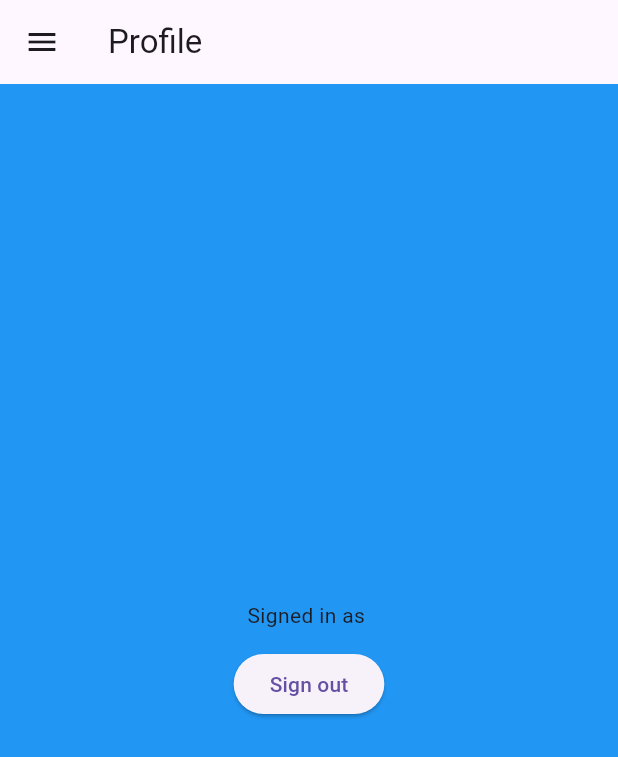
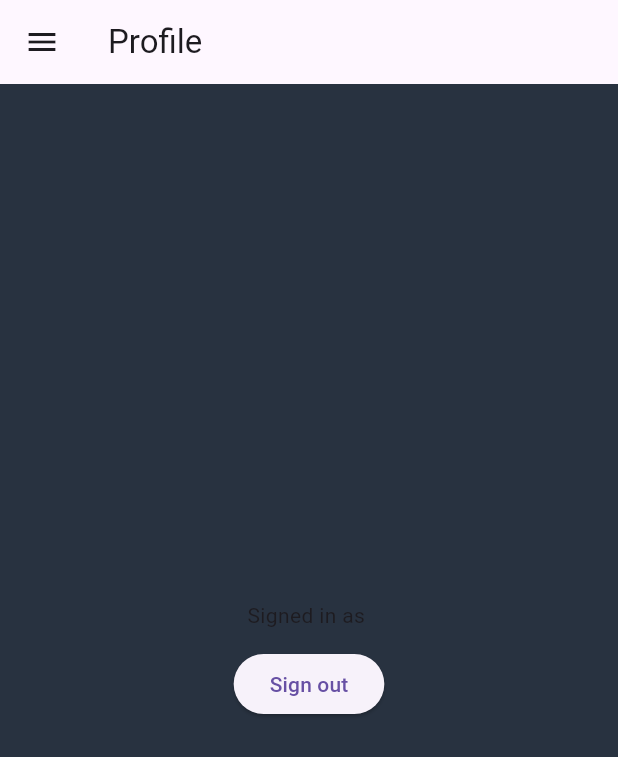
Before and after one commit to Leen-Alsharbaji/SmallBusinessManagment, a Flutter app: the ProfileScreen screen opened by its route, on a phone screen of 412 x 824 dp. Shown: the top 757 px of the screen. Run offline on Flutter 3.47's test engine with Material 3 defaults, Android fonts, the phone set to English and light mode, and no system bars; our stand-ins replace firebase_auth, firebase_core; missing offline and left inert: firebase_ui_auth, responsive_grid_list; accounts and stored records are empty; statements that could not run were skipped.

Commit message:
more theme changes

```diff
--- a/lib/screens/home.dart
+++ b/lib/screens/home.dart
@@ -30,6 +30,7 @@ class HomeScreen extends StatelessWidget {
   Widget build(BuildContext context) {
     return AppScaffold(
       title: 'Home',
+      backgroundColor: const Color(0xFF283240),
       body: Center(
         child: Column(
           mainAxisSize: MainAxisSize.min,
--- a/lib/screens/profile.dart
+++ b/lib/screens/profile.dart
@@ -35,8 +35,9 @@ class ProfileScreen extends StatelessWidget {
 
     return AppScaffold(
       title: 'Profile',
+      backgroundColor: const Color(0xFF283240),
       body: Container(
-        color: Colors.blue,
+        color: const Color(0xFF283240),
         child: Center(
           child: Column(
             mainAxisSize: MainAxisSize.min,
--- a/lib/widgets/app_scaffold.dart
+++ b/lib/widgets/app_scaffold.dart
@@ -25,8 +25,9 @@ import 'package:firebase_auth/firebase_auth.dart';
 class AppScaffold extends StatefulWidget {
   final Widget body;
   final String title;
+  final Color backgroundColor;
 
-  const AppScaffold({super.key, required this.body, this.title = ''});
+  const AppScaffold({super.key, required this.body, this.title = '', this.backgroundColor = const Color(0xFF283240)});
 
   @override
   State<AppScaffold> createState() => _AppScaffoldState();
@@ -49,8 +50,8 @@ class _AppScaffoldState extends State<AppScaffold> {
     Widget navList = ListView(
       children: [
         DrawerHeader(
-          decoration: BoxDecoration(color: Theme.of(context).primaryColor),
-          child: const Text('Menu', style: TextStyle(color: Colors.white, fontSize: 20)),
+          decoration: BoxDecoration(color: const Color(0xFF283240)),
+          child: const Text('Menu', style: TextStyle(color: Color.fromARGB(255, 255, 255, 255), fontSize: 20)),
         ),
         ListTile(
           leading: const Icon(Icons.home),
@@ -82,6 +83,7 @@ class _AppScaffoldState extends State<AppScaffold> {
       }
 
       return Scaffold(
+        backgroundColor: const Color(0xFF283240),
         appBar: AppBar(title: Text(widget.title)),
         body: Row(
           children: [
@@ -105,6 +107,7 @@ class _AppScaffoldState extends State<AppScaffold> {
 
     // Authenticated small screens: standard drawer that opens/closes
     return Scaffold(
+      backgroundColor: const Color(0xFF283240),
       key: _scaffoldKey,
       appBar: AppBar(
         title: Text(widget.title),
```
